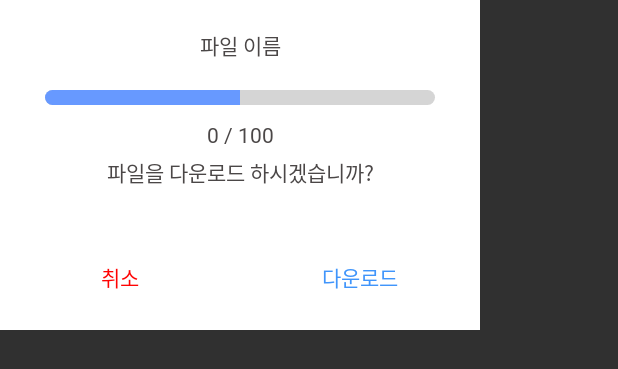
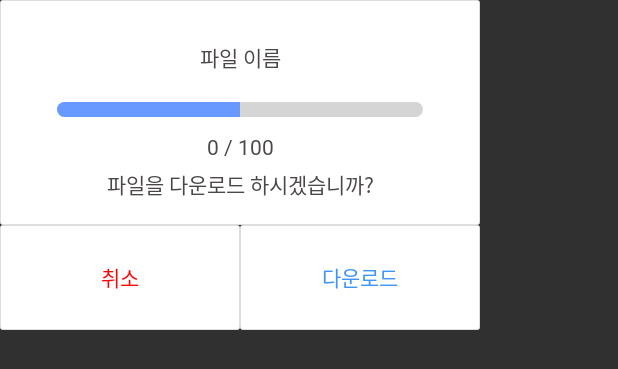
Before and after one commit to 201411216/junWiDi, an Android app: the layout receive_dialog.xml on its own in the app's theme, with its tools: preview values and no code run, on a phone screen of 412 x 824 dp. Shown: the top 369 px of the screen. Run offline under Robolectric (Android 15) with nearby library versions, the phone set to English and light mode, and no system bars.

Commit message:
receive dialog changed
UI update

```diff
--- a/app/src/main/res/drawable/btn_dialog.xml
+++ b/app/src/main/res/drawable/btn_dialog.xml
@@ -5,7 +5,7 @@
 
     <!-- 테두리 내부 색상 설정 -->
     <solid android:color="#FFFFFF" />
-
+    <corners android:radius="1dp" />
     <!-- 테두리 내부 여백 설정 -->
     <padding
         android:bottom="8dp"
@@ -14,8 +14,9 @@
         android:top="8dp" />
 
     <!-- 테두리 설정: 두께, 색상 -->
+
     <stroke
-        android:width="3dp"
-        android:color="@android:color/white" />
+        android:width="0.7dp"
+        android:color="#DEDEDE" />
 
 </shape>
--- a/app/src/main/res/layout/receive_dialog.xml
+++ b/app/src/main/res/layout/receive_dialog.xml
@@ -4,10 +4,10 @@
     android:layout_height="220dp">
 
     <LinearLayout
-        android:background="#FFFFFF"
         android:layout_width="match_parent"
         android:layout_height="150dp"
         android:orientation="vertical"
+        android:background="@drawable/btn_dialog"
         >
 
         <TextView
@@ -62,7 +62,7 @@
             android:layout_width="160dp"
             android:layout_height="match_parent"
             android:text="취소"
-            android:background="#FFFFFF"
+            android:background="@drawable/btn_dialog"
             android:textColor="#FF0303"
             />
 
@@ -70,7 +70,7 @@
             android:layout_width="160dp"
             android:layout_height="match_parent"
             android:text="다운로드"
-            android:background="#FFFFFF"
+            android:background="@drawable/btn_dialog"
             android:textColor="#4095FB"/>
 
     </LinearLayout>
```
